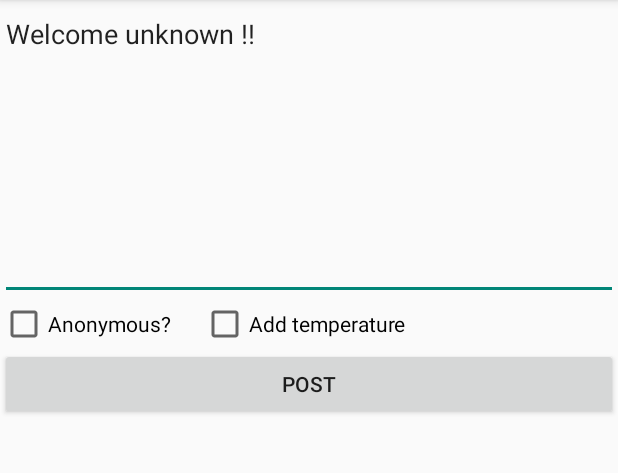
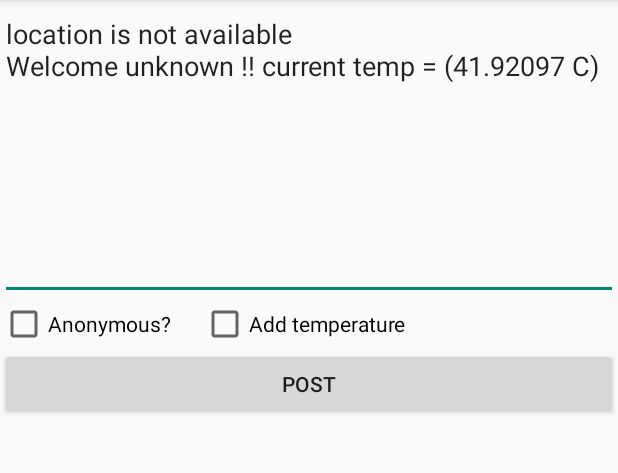
Before and after one commit to majeedalameer/TrojaNow, an Android app: the fragment NewThoughtFragment shown on its own in the app's theme, on a phone screen of 412 x 824 dp, the part 84-557 px from its top. Run offline under Robolectric (Android 15) with nearby library versions, the phone set to English and light mode, and no system bars; 1 statement that could not run was skipped.

```diff
--- a/app/src/main/java/edu/usc/trojanow/DirectMessageFragment.java
+++ b/app/src/main/java/edu/usc/trojanow/DirectMessageFragment.java
@@ -56,7 +56,7 @@ public class DirectMessageFragment extends Fragment {
 
         Button refreshBtn = (Button)inboxView.findViewById(R.id.refreshInboxBtn);
         refreshBtn.setTag(R.id.dmView,inboxView.findViewById(R.id.dmView));
-
+        refreshBtn.setTag(R.id.username,userName);
         refreshBtn.setOnClickListener(new InboxRefreshListener());
         return inboxView;
     }
--- a/app/src/main/java/edu/usc/trojanow/NewThoughtFragment.java
+++ b/app/src/main/java/edu/usc/trojanow/NewThoughtFragment.java
@@ -5,11 +5,14 @@ import android.support.v4.app.Fragment;
 import android.view.LayoutInflater;
 import android.view.View;
 import android.view.ViewGroup;
+import android.widget.Button;
 import android.widget.EditText;
 
+import edu.usc.trojanow.eventlisteners.PostThoughListener;
+import edu.usc.trojanow.eventlisteners.WallRefreshListener;
 import edu.usc.trojanow.location.FallbackLocationTracker;
-import edu.usc.trojanow.location.LocationHelper;
 import edu.usc.trojanow.location.ProviderLocationTracker;
+import edu.usc.trojanow.sensor.SensorHelper;
 
 
 /**
@@ -57,7 +60,8 @@ public class NewThoughtFragment extends Fragment {
         View v = inflater.inflate(R.layout.fragment_new_thought, container, false);
 
         EditText et = (EditText) v.findViewById(R.id.thoughtText);
-        /**
+
+        // TODO: remove this testing code...
         FallbackLocationTracker locationTracker = new FallbackLocationTracker(this.getActivity(), ProviderLocationTracker.ProviderType.GPS);
         locationTracker.start();
         if(locationTracker.hasLocation())
@@ -66,9 +70,19 @@ public class NewThoughtFragment extends Fragment {
             et.setText("stale location is:" + locationTracker.getPossiblyStaleLocation().getLatitude()+","+locationTracker.getPossiblyStaleLocation().getLongitude());
         else
             et.setText("location is not available");
+        SensorHelper sh = new SensorHelper(this.getActivity());
+        sh.start();
+        et.setText(et.getText()+"\nWelcome "+userName+" !! current temp = "+sh.getCurrentTemperatureFromAPI().toString());
+        // TODO: remove this testing code
 
-         */
-        et.setText("Welcome "+userName+" !!");
+        Button postBtn = (Button)v.findViewById(R.id.postbutton);
+        postBtn.setTag(R.id.thoughtText, v.findViewById(R.id.thoughtText));
+        postBtn.setTag(R.id.tempCheckbox, v.findViewById(R.id.tempCheckbox));
+        postBtn.setTag(R.id.anonyCheckBox, v.findViewById(R.id.anonyCheckBox));
+        postBtn.setTag(R.id.username,userName);
+        postBtn.setOnClickListener(new PostThoughListener());
+
+
         return v;
     }
 
--- a/app/src/main/java/edu/usc/trojanow/eventlisteners/WallRefreshListener.java
+++ b/app/src/main/java/edu/usc/trojanow/eventlisteners/WallRefreshListener.java
@@ -68,6 +68,7 @@ public class WallRefreshListener implements View.OnClickListener {
             try {
                 range = Float.parseFloat(((EditText) views[0].getTag(R.id.RangeText)).getText().toString());
             }catch (Exception e){
+                // failed to scan the range use 100 as default
                 range = 100;
             }
             System.out.println("range is "+range);
--- a/app/src/main/java/edu/usc/trojanow/location/FallbackLocationTracker.java
+++ b/app/src/main/java/edu/usc/trojanow/location/FallbackLocationTracker.java
@@ -35,7 +35,7 @@ public class FallbackLocationTracker  implements LocationTracker, LocationTracke
             return;
         }
 
-        //Start both
+        //start both
         gps.start(this);
         net.start(this);
         isRunning = true;
--- a/app/src/main/java/edu/usc/trojanow/messages/Inbox.java
+++ b/app/src/main/java/edu/usc/trojanow/messages/Inbox.java
@@ -28,6 +28,11 @@ public class Inbox {
         this.directMessages = getMessagesFromServer(user);
     }
 
+    public Inbox(String userName) {
+        this.inboxOwner = new User(userName);
+        this.directMessages = getMessagesFromServer(inboxOwner);
+    }
+
     // getter for direct messages
     public ArrayList<DirectMessage> getDirectMessages() {
         return directMessages;
--- a/app/src/main/java/edu/usc/trojanow/sensor/SensorHelper.java
+++ b/app/src/main/java/edu/usc/trojanow/sensor/SensorHelper.java
@@ -1,19 +1,64 @@
 package edu.usc.trojanow.sensor;
 
+
+import android.content.Context;
+import android.hardware.Sensor;
+import android.hardware.SensorEvent;
+import android.hardware.SensorEventListener;
+import android.hardware.SensorManager;
+
+import java.util.Date;
+import java.util.Random;
 
 /**
  * Created by abdulmajeed on 3/24/15.
  */
-public class SensorHelper {
+public class SensorHelper implements SensorEventListener{
 
 
     //This static method returns the current temperature
     //It calls the Android API to get the current location and returns it in
     // LocationInfo Object
-    public static TemperatureInfo getCurrentTemperatureFromAPI(){
+    Context mContext;
+    SensorManager mSensorManager;
+    Sensor mTemprature;
+    float lastTempReading = 0;
+    boolean changed = false;
 
-        //TODO: fill method skeleton
-        return null;
+    public SensorHelper(Context contx){
+        mContext = contx;
+        mSensorManager = (SensorManager) mContext.getSystemService(Context.SENSOR_SERVICE);
+        mTemprature = mSensorManager.getDefaultSensor(Sensor.TYPE_AMBIENT_TEMPERATURE);
     }
 
+    public TemperatureInfo getCurrentTemperatureFromAPI(){
+
+        //TODO: remove this when testing on real phone
+        if(!changed)  //this line gives random temperature if no reading is received from the device
+            lastTempReading = new Random().nextFloat() * (50 - 20) + 20;
+
+        TemperatureInfo tempInfo = new TemperatureInfo(lastTempReading,'C',new Date());
+        return tempInfo;
+    }
+
+    //starts the sensor
+    public void start(){
+        mSensorManager.registerListener(this, mTemprature, SensorManager.SENSOR_DELAY_NORMAL);
+    }
+
+    //stops the sensor
+    public void stop(){
+        mSensorManager.unregisterListener(this);
+    }
+
+    @Override
+    public void onSensorChanged(SensorEvent event) {
+        changed = true;
+        lastTempReading = event.values[0];
+    }
+
+    @Override
+    public void onAccuracyChanged(Sensor sensor, int accuracy) {
+
+    }
 }
--- a/app/src/main/java/edu/usc/trojanow/sensor/TemperatureInfo.java
+++ b/app/src/main/java/edu/usc/trojanow/sensor/TemperatureInfo.java
@@ -16,6 +16,10 @@ public class TemperatureInfo {
         this.timeOfMeasurement = timeOfMeasurement;
     }
 
+    public String toString(){
+        return "("+temperatureDegree+" "+temperatureUnit+")";
+    }
+
 
 
     // Getters
--- a/app/src/main/java/edu/usc/trojanow/thought/Wall.java
+++ b/app/src/main/java/edu/usc/trojanow/thought/Wall.java
@@ -67,9 +67,9 @@ public class Wall {
         // TODO: delete this after fixing the code
         ArrayList<Thought> thoughts = new ArrayList<Thought>(4);
         thoughts.add(new Thought("this is a thought",new LocationInfo(123421,43244,null),
-                new TemperatureInfo(120.0f,'F',new Date()), new User("user1","John","Doe",new Email("Jong","google.com"))));
+                new TemperatureInfo(45.0f,'C',new Date()), new User("user1","John","Doe",new Email("Jong","google.com"))));
         thoughts.add(new Thought("this is a second thought",new LocationInfo(2342345,43554,null),
-                new TemperatureInfo(110.0f,'F',new Date()), new User("user12","Mark","Alice",new Email("Mark","google.com"))));
+                new TemperatureInfo(20.0f,'C',new Date()), new User("user12","Mark","Alice",new Email("Mark","google.com"))));
 
         filteredThoughts = thoughts;
         return filteredThoughts;
--- a/app/src/main/res/layout/fragment_new_message.xml
+++ b/app/src/main/res/layout/fragment_new_message.xml
@@ -35,7 +35,7 @@
         android:layout_width="wrap_content"
         android:layout_height="wrap_content"
         android:text="SEND"
-        android:id="@+id/button2"
+        android:id="@+id/sendBtn"
         android:layout_below="@+id/recievertext"
         android:layout_alignParentLeft="true"
         android:layout_alignParentStart="true"
--- a/app/src/main/res/layout/fragment_new_thought.xml
+++ b/app/src/main/res/layout/fragment_new_thought.xml
@@ -23,7 +23,7 @@
         android:layout_width="wrap_content"
         android:layout_height="wrap_content"
         android:text="Anonymous?"
-        android:id="@+id/checkBox"
+        android:id="@+id/anonyCheckBox"
         android:layout_below="@+id/thoughtText"
         android:layout_alignParentLeft="true"
         android:layout_alignParentStart="true" />
@@ -32,19 +32,19 @@
         android:layout_width="wrap_content"
         android:layout_height="wrap_content"
         android:text="Add temperature"
-        android:id="@+id/checkBox2"
+        android:id="@+id/tempCheckbox"
         android:checked="false"
-        android:layout_alignTop="@+id/checkBox"
-        android:layout_toRightOf="@+id/checkBox"
-        android:layout_toEndOf="@+id/checkBox"
+        android:layout_alignTop="@+id/anonyCheckBox"
+        android:layout_toRightOf="@+id/anonyCheckBox"
+        android:layout_toEndOf="@+id/anonyCheckBox"
         android:layout_marginLeft="20dp" />
 
     <Button
         android:layout_width="wrap_content"
         android:layout_height="wrap_content"
         android:text="POST"
-        android:id="@+id/button"
-        android:layout_below="@+id/checkBox"
+        android:id="@+id/postbutton"
+        android:layout_below="@+id/anonyCheckBox"
         android:layout_alignParentLeft="true"
         android:layout_alignParentStart="true"
         android:layout_alignParentRight="true"
```
Also changed, not shown: app/src/main/java/edu/usc/trojanow/NewMessageFragment.java (+12 -1 lines), app/src/main/java/edu/usc/trojanow/eventlisteners/InboxRefreshListener.java (+5 -2 lines), app/src/main/java/edu/usc/trojanow/eventlisteners/SendMessageListener.java (added, +65 -0 lines), app/src/main/java/edu/usc/trojanow/messages/DirectMessage.java (+13 -0 lines), app/src/main/java/edu/usc/trojanow/thought/Thought.java (+55 -0 lines), app/src/main/java/edu/usc/trojanow/user/User.java (+8 -0 lines).
